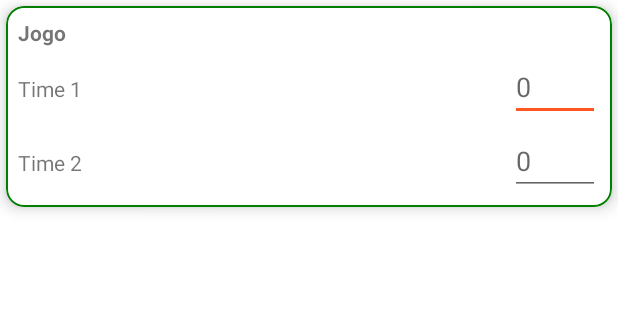
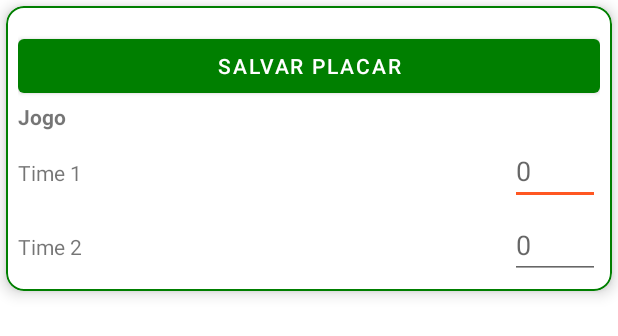
Before and after one commit to osmarDesenvolvedorDeSoftware/futebol_de_terca, an Android app: the layout item_match.xml on its own in the app's theme, with its tools: preview values and no code run, on a phone screen of 412 x 824 dp. Shown: the top 336 px of the screen. Run offline under Robolectric (Android 15) with nearby library versions, the phone set to English and light mode, and no system bars.

Commit message:
Melhoria na UX: Adicionado botão 'Salvar Placar' para evitar atualizações acidentais

```diff
--- a/app/src/main/res/layout/item_match.xml
+++ b/app/src/main/res/layout/item_match.xml
@@ -15,6 +15,14 @@
         android:layout_height="wrap_content"
         android:padding="8dp"
         android:orientation="vertical">
+
+		<Button
+    android:id="@+id/btnSaveScore"
+    android:layout_width="match_parent"
+    android:layout_height="wrap_content"
+    android:text="Salvar Placar"
+    android:layout_marginTop="8dp"
+    android:visibility="visible"/>
 
         <TextView
             android:id="@+id/tvMatchTitle"
```
Also changed, not shown: app/src/main/java/com/com.osmardev/futebolterca/MatchAdapter.kt (+16 -10 lines).
